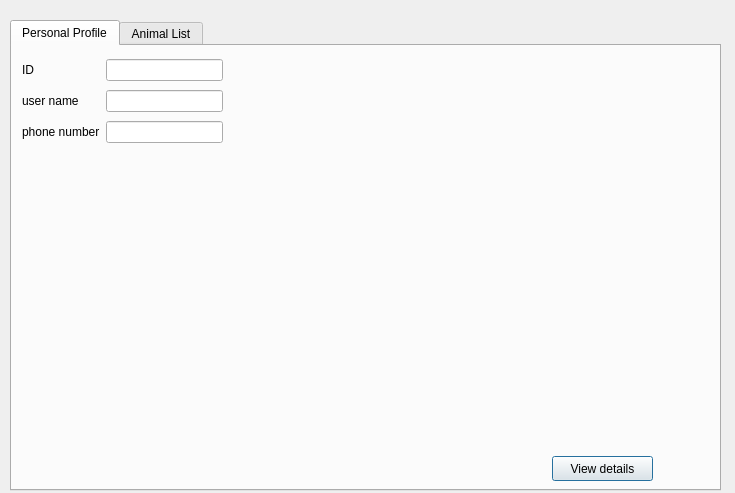
Before: the Qt Designer form clientwindow.ui in CRM2017/cuACS, drawn with Qt 5.
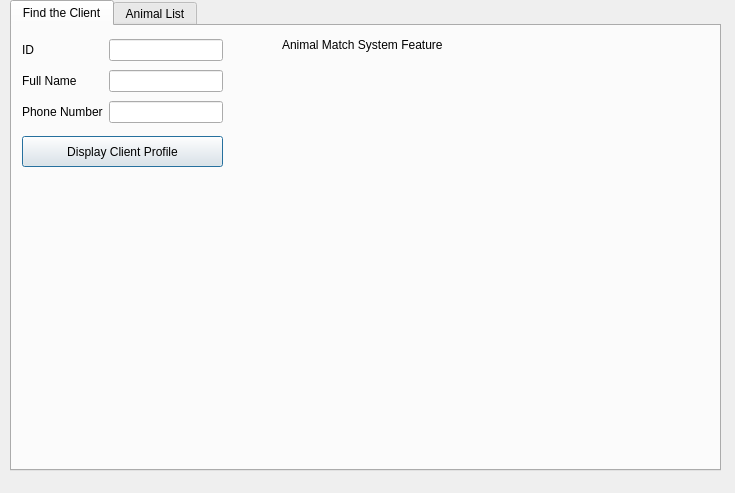
After: the same form once the commit is applied. The open tabs and pages were chosen to show the change.

Commit message: add clients and view clients featues

```diff
--- a/clientwindow.ui
+++ b/clientwindow.ui
@@ -17,7 +17,7 @@
    <property name="geometry">
     <rect>
      <x>10</x>
-     <y>20</y>
+     <y>0</y>
      <width>711</width>
      <height>471</height>
     </rect>
@@ -27,7 +27,7 @@
    </property>
    <widget class="QWidget" name="tab_2">
     <attribute name="title">
-     <string>Personal Profile</string>
+     <string>Find the Client</string>
     </attribute>
     <widget class="QWidget" name="gridLayoutWidget">
      <property name="geometry">
@@ -39,16 +39,29 @@
       </rect>
      </property>
      <layout class="QGridLayout" name="gridLayout">
-      <item row="1" column="0">
-       <widget class="QLabel" name="label_2">
-        <property name="text">
-         <string>user name</string>
-        </property>
-       </widget>
+      <item row="1" column="1">
+       <widget class="QLineEdit" name="lineEdit_2"/>
       </item>
       <item row="0" column="1">
        <widget class="QLineEdit" name="lineEdit"/>
       </item>
+      <item row="2" column="1">
+       <widget class="QLineEdit" name="lineEdit_3"/>
+      </item>
+      <item row="2" column="0">
+       <widget class="QLabel" name="label_3">
+        <property name="text">
+         <string>Phone Number</string>
+        </property>
+       </widget>
+      </item>
+      <item row="1" column="0">
+       <widget class="QLabel" name="label_2">
+        <property name="text">
+         <string>Full Name</string>
+        </property>
+       </widget>
+      </item>
       <item row="0" column="0">
        <widget class="QLabel" name="label">
         <property name="text">
@@ -56,32 +69,32 @@
         </property>
        </widget>
       </item>
-      <item row="1" column="1">
-       <widget class="QLineEdit" name="lineEdit_2"/>
-      </item>
-      <item row="2" column="0">
-       <widget class="QLabel" name="label_3">
-        <property name="text">
-         <string>phone number</string>
-        </property>
-       </widget>
-      </item>
-      <item row="2" column="1">
-       <widget class="QLineEdit" name="lineEdit_3"/>
-      </item>
      </layout>
     </widget>
     <widget class="QPushButton" name="saveButton">
      <property name="geometry">
       <rect>
-       <x>540</x>
-       <y>410</y>
-       <width>101</width>
-       <height>25</height>
+       <x>10</x>
+       <y>110</y>
+       <width>201</width>
+       <height>31</height>
       </rect>
      </property>
      <property name="text">
-      <string>View details</string>
+      <string>Display Client Profile</string>
+     </property>
+    </widget>
+    <widget class="QLabel" name="label_4">
+     <property name="geometry">
+      <rect>
+       <x>270</x>
+       <y>10</y>
+       <width>261</width>
+       <height>17</height>
+      </rect>
+     </property>
+     <property name="text">
+      <string>Animal Match System Feature</string>
      </property>
     </widget>
    </widget>
```
Left out of the diff: 2 changed lines with no effect on the pictures. The commit also changes 10 other files.
